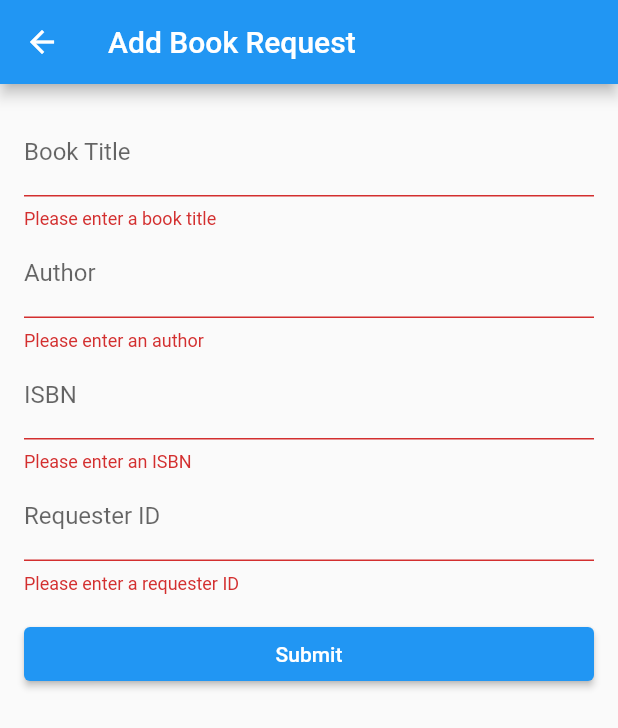
After one commit to SARANGA199/OpenBook, a Flutter app: the AddRequestScreen screen opened directly, after a tap on "Submit", on a phone screen of 412 x 824 dp. The commit adds this screen. Shown: the top 728 px of the screen. Run offline on Flutter 3.47's test engine with Material 2 defaults, Android fonts, the phone set to English and light mode, and no system bars; our stand-ins replace cloud_firestore, firebase_auth, firebase_core; accounts and stored records are empty.

Commit message:
Add request implemantaion

```diff
--- /dev/null
+++ b/open_book/lib/model/bookRequest.dart
@@ -0,0 +1,24 @@
+// ignore_for_file: file_names
+
+class BookRequest {
+  String bookTitle; // title of the requested book
+  String author; // author of the requested book
+  String ISBN; // ISBN of the requested book
+  String requesterID; // ID of the person who made the request
+
+  BookRequest(this.bookTitle, this.author, this.ISBN, this.requesterID);
+
+  Map<String, dynamic> toMap() {
+    return {
+      'bookTitle': bookTitle,
+      'author': author,
+      'ISBN': ISBN,
+      'requesterID': requesterID
+    };
+  }
+
+  factory BookRequest.fromMap(Map<String, dynamic> data) {
+    return BookRequest(
+        data['bookTitle'], data['author'], data['ISBN'], data['requesterID']);
+  }
+}
--- /dev/null
+++ b/open_book/lib/repositories/BookRequestRepository.dart
@@ -0,0 +1,29 @@
+import 'package:cloud_firestore/cloud_firestore.dart';
+import 'package:open_book/model/bookRequest.dart';
+
+class BookRequestRepository {
+  final CollectionReference _collection =
+      FirebaseFirestore.instance.collection('book_requests');
+
+  // Get all book requests
+  Stream<List<BookRequest>> bookRequests() {
+    return _collection.snapshots().map((snapshot) => snapshot.docs
+        .map((doc) => BookRequest.fromMap(doc as Map<String, dynamic>))
+        .toList());
+  }
+
+  // Add a book request
+  Future<void> addBookRequest(BookRequest bookRequest) {
+    return _collection.add(bookRequest.toMap());
+  }
+
+  // Update a book request
+  Future<void> updateBookRequest(String id, BookRequest bookRequest) {
+    return _collection.doc(id).update(bookRequest.toMap());
+  }
+
+  // Delete a book request
+  Future<void> deleteBookRequest(String id) {
+    return _collection.doc(id).delete();
+  }
+}
--- /dev/null
+++ b/open_book/lib/screens/request_management/AddRequestScreen.dart
@@ -0,0 +1,118 @@
+import 'package:open_book/model/bookRequest.dart';
+import 'package:open_book/repositories/BookRequestRepository.dart';
+import 'package:flutter/material.dart';
+import 'package:cloud_firestore/cloud_firestore.dart';
+
+class AddRequestScreen extends StatefulWidget {
+  @override
+  _AddBookRequestScreenState createState() => _AddBookRequestScreenState();
+}
+
+class _AddBookRequestScreenState extends State<AddRequestScreen> {
+  final _formKey = GlobalKey<FormState>();
+  late String _bookTitle;
+  late String _author;
+  late String _ISBN;
+  late String _requesterID;
+
+  void _submitForm() async {
+    if (_formKey.currentState!.validate()) {
+      _formKey.currentState!.save();
+      //add book request to database
+      BookRequest bookRequest =
+          BookRequest(_bookTitle, _author, _ISBN, _requesterID);
+      await BookRequestRepository().addBookRequest(bookRequest);
+
+      //show success message
+      ScaffoldMessenger.of(context).showSnackBar(
+        const SnackBar(
+          content: Text('Book request added'),
+        ),
+      );
+
+      //clear form
+      _formKey.currentState!.reset();
+    }
+  }
+
+  @override
+  Widget build(BuildContext context) {
+    return Scaffold(
+      appBar: AppBar(
+        title: Text('Add Book Request'),
+      ),
+      body: Padding(
+        padding: const EdgeInsets.all(16.0),
+        child: Form(
+          key: _formKey,
+          child: Column(
+            crossAxisAlignment: CrossAxisAlignment.stretch,
+            children: [
+              TextFormField(
+                decoration: InputDecoration(
+                  labelText: 'Book Title',
+                ),
+                validator: (value) {
+                  if (value!.isEmpty) {
+                    return 'Please enter a book title';
+                  }
+                  return null;
+                },
+                onSaved: (value) {
+                  _bookTitle = value!;
+                },
+              ),
+              TextFormField(
+                decoration: InputDecoration(
+                  labelText: 'Author',
+                ),
+                validator: (value) {
+                  if (value!.isEmpty) {
+                    return 'Please enter an author';
+                  }
+                  return null;
+                },
+                onSaved: (value) {
+                  _author = value!;
+                },
+              ),
+              TextFormField(
+                decoration: InputDecoration(
+                  labelText: 'ISBN',
+                ),
+                validator: (value) {
+                  if (value!.isEmpty) {
+                    return 'Please enter an ISBN';
+                  }
+                  return null;
+                },
+                onSaved: (value) {
+                  _ISBN = value!;
+                },
+              ),
+              TextFormField(
+                decoration: InputDecoration(
+                  labelText: 'Requester ID',
+                ),
+                validator: (value) {
+                  if (value!.isEmpty) {
+                    return 'Please enter a requester ID';
+                  }
+                  return null;
+                },
+                onSaved: (value) {
+                  _requesterID = value!;
+                },
+              ),
+              SizedBox(height: 16),
+              ElevatedButton(
+                onPressed: _submitForm,
+                child: const Text('Submit'),
+              ),
+            ],
+          ),
+        ),
+      ),
+    );
+  }
+}
--- a/open_book/lib/screens/user_management_and_saved_books/LoginScreen.dart
+++ b/open_book/lib/screens/user_management_and_saved_books/LoginScreen.dart
@@ -1,5 +1,6 @@
 import 'package:firebase_auth/firebase_auth.dart';
 import 'package:flutter/material.dart';
+import 'package:open_book/screens/request_management/AddRequestScreen.dart';
 import 'package:flutter/src/widgets/framework.dart';
 import 'package:flutter/src/widgets/placeholder.dart';
 
@@ -38,7 +39,13 @@ class _LoginScreenState extends State<LoginScreen> {
                 TextButton(
                   child: Text('OK'),
                   onPressed: () {
-                    Navigator.of(context).pop();
+                    //navigate to AddRequestScreen
+                    Navigator.push(
+                      context,
+                      MaterialPageRoute(
+                        builder: (context) => AddRequestScreen(),
+                      ),
+                    );
                   },
                 ),
               ],
--- a/open_book/pubspec.yaml
+++ b/open_book/pubspec.yaml
@@ -2,7 +2,7 @@ name: open_book
 description: A new Flutter project.
 # The following line prevents the package from being accidentally published to
 # pub.dev using `flutter pub publish`. This is preferred for private packages.
-publish_to: 'none' # Remove this line if you wish to publish to pub.dev
+publish_to: "none" # Remove this line if you wish to publish to pub.dev
 
 # The following defines the version and build number for your application.
 # A version number is three numbers separated by dots, like 1.2.43
@@ -19,7 +19,7 @@ publish_to: 'none' # Remove this line if you wish to publish to pub.dev
 version: 1.0.0+1
 
 environment:
-  sdk: '>=2.19.2 <3.0.0'
+  sdk: ">=2.19.0-146.2.beta <3.0.0"
 
 # Dependencies specify other packages that your package needs in order to work.
 # To automatically upgrade your package dependencies to the latest versions
@@ -30,7 +30,6 @@ environment:
 dependencies:
   flutter:
     sdk: flutter
-
 
   # The following adds the Cupertino Icons font to your application.
   # Use with the CupertinoIcons class for iOS style icons.
@@ -55,7 +54,6 @@ dev_dependencies:
 
 # The following section is specific to Flutter packages.
 flutter:
-
   # The following line ensures that the Material Icons font is
   # included with your application, so that you can use the icons in
   # the material Icons class.
```
Also changed, not shown: open_book/lib/firebase_options.dart, open_book/pubspec.lock, 1 other file.
